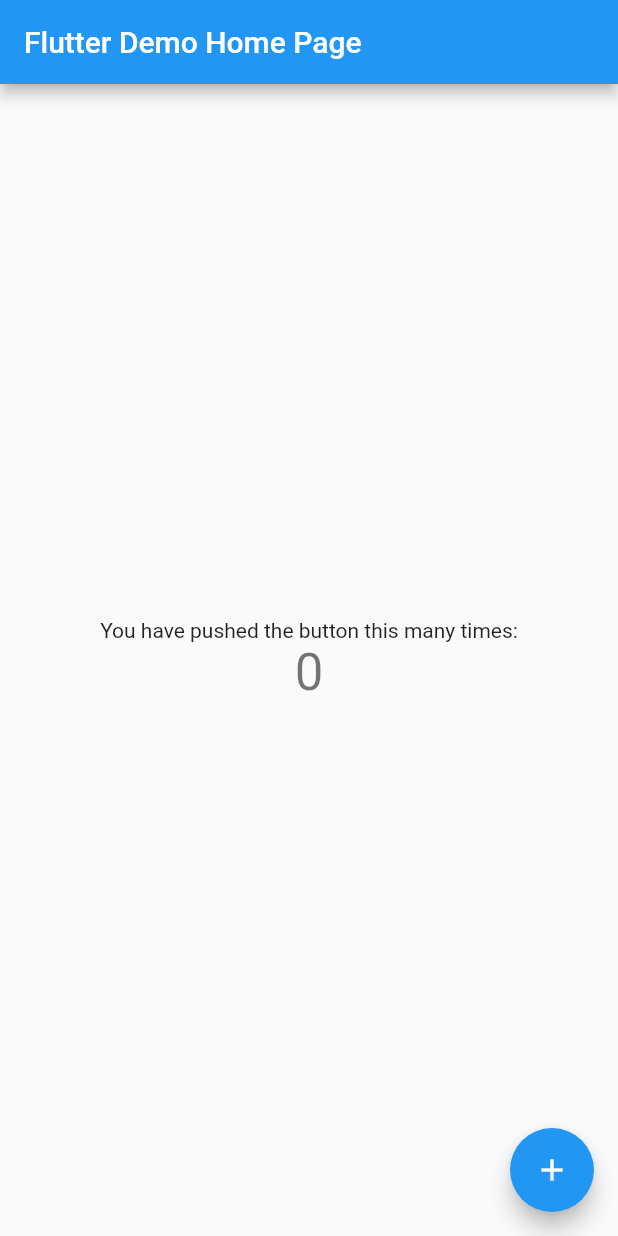
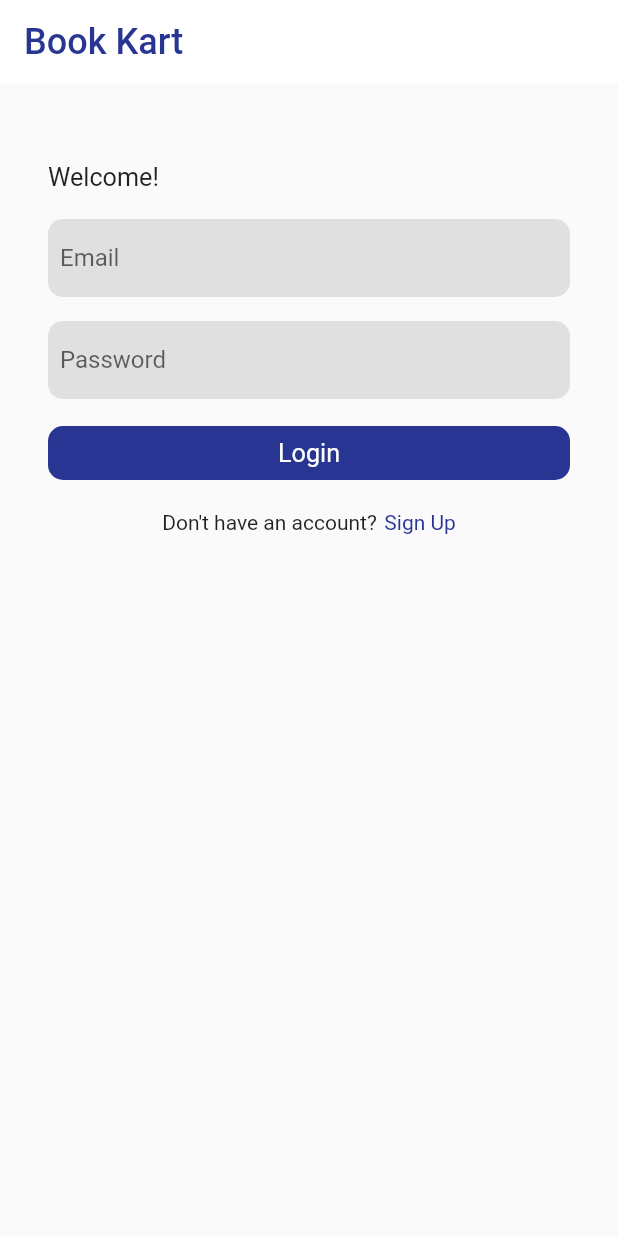
Before and after one commit to navdeep-stack/BookKart_Flutter, a Flutter app: the screen it shows after launch, on a phone screen of 412 x 824 dp. Run offline on Flutter 3.47's test engine with Material 2 defaults, Android fonts, the phone set to English and light mode, and no system bars; our stand-ins replace flutter_signin_button, get.

Commit message:
SignIn/SignUp UI Screen V1.

```diff
--- a/lib/main.dart
+++ b/lib/main.dart
@@ -1,115 +1,23 @@
+
+import 'package:bookkart_flutter/screens/splash_screen.dart';
 import 'package:flutter/material.dart';
+import 'package:get/route_manager.dart';
 
-void main() {
-  runApp(const MyApp());
-}
+void main() => runApp(const MyApp());
 
 class MyApp extends StatelessWidget {
   const MyApp({Key? key}) : super(key: key);
 
-  // This widget is the root of your application.
   @override
   Widget build(BuildContext context) {
-    return MaterialApp(
-      title: 'Flutter Demo',
+    return GetMaterialApp(
+      debugShowCheckedModeBanner: false,
+      title: 'Book Kart',
       theme: ThemeData(
-        // This is the theme of your application.
-        //
-        // Try running your application with "flutter run". You'll see the
-        // application has a blue toolbar. Then, without quitting the app, try
-        // changing the primarySwatch below to Colors.green and then invoke
-        // "hot reload" (press "r" in the console where you ran "flutter run",
-        // or simply save your changes to "hot reload" in a Flutter IDE).
-        // Notice that the counter didn't reset back to zero; the application
-        // is not restarted.
-        primarySwatch: Colors.blue,
+        primaryColor: Colors.indigo[800],
+        secondaryHeaderColor: Colors.grey,
       ),
-      home: const MyHomePage(title: 'Flutter Demo Home Page'),
+      home: const SplashScreen(),
     );
   }
 }
-
-class MyHomePage extends StatefulWidget {
-  const MyHomePage({Key? key, required this.title}) : super(key: key);
-
-  // This widget is the home page of your application. It is stateful, meaning
-  // that it has a State object (defined below) that contains fields that affect
-  // how it looks.
-
-  // This class is the configuration for the state. It holds the values (in this
-  // case the title) provided by the parent (in this case the App widget) and
-  // used by the build method of the State. Fields in a Widget subclass are
-  // always marked "final".
-
-  final String title;
-
-  @override
-  State<MyHomePage> createState() => _MyHomePageState();
-}
-
-class _MyHomePageState extends State<MyHomePage> {
-  int _counter = 0;
-
-  void _incrementCounter() {
-    setState(() {
-      // This call to setState tells the Flutter framework that something has
-      // changed in this State, which causes it to rerun the build method below
-      // so that the display can reflect the updated values. If we changed
-      // _counter without calling setState(), then the build method would not be
-      // called again, and so nothing would appear to happen.
-      _counter++;
-    });
-  }
-
-  @override
-  Widget build(BuildContext context) {
-    // This method is rerun every time setState is called, for instance as done
-    // by the _incrementCounter method above.
-    //
-    // The Flutter framework has been optimized to make rerunning build methods
-    // fast, so that you can just rebuild anything that needs updating rather
-    // than having to individually change instances of widgets.
-    return Scaffold(
-      appBar: AppBar(
-        // Here we take the value from the MyHomePage object that was created by
-        // the App.build method, and use it to set our appbar title.
-        title: Text(widget.title),
-      ),
-      body: Center(
-        // Center is a layout widget. It takes a single child and positions it
-        // in the middle of the parent.
-        child: Column(
-          // Column is also a layout widget. It takes a list of children and
-          // arranges them vertically. By default, it sizes itself to fit its
-          // children horizontally, and tries to be as tall as its parent.
-          //
-          // Invoke "debug painting" (press "p" in the console, choose the
-          // "Toggle Debug Paint" action from the Flutter Inspector in Android
-          // Studio, or the "Toggle Debug Paint" command in Visual Studio Code)
-          // to see the wireframe for each widget.
-          //
-          // Column has various properties to control how it sizes itself and
-          // how it positions its children. Here we use mainAxisAlignment to
-          // center the children vertically; the main axis here is the vertical
-          // axis because Columns are vertical (the cross axis would be
-          // horizontal).
-          mainAxisAlignment: MainAxisAlignment.center,
-          children: <Widget>[
-            const Text(
-              'You have pushed the button this many times:',
-            ),
-            Text(
-              '$_counter',
-              style: Theme.of(context).textTheme.headline4,
-            ),
-          ],
-        ),
-      ),
-      floatingActionButton: FloatingActionButton(
-        onPressed: _incrementCounter,
-        tooltip: 'Increment',
-        child: const Icon(Icons.add),
-      ), // This trailing comma makes auto-formatting nicer for build methods.
-    );
-  }
-}
--- /dev/null
+++ b/lib/screens/account_management/login_screen.dart
@@ -0,0 +1,75 @@
+import 'package:bookkart_flutter/screens/account_management/signup_screen.dart';
+import 'package:bookkart_flutter/widgets/common/custom_appbar.dart';
+import 'package:bookkart_flutter/widgets/common/custom_button.dart';
+import 'package:bookkart_flutter/widgets/common/custom_text_field.dart';
+import 'package:flutter/material.dart';
+import 'package:get/get.dart';
+
+
+class LoginScreen extends StatelessWidget {
+  const LoginScreen({Key? key}) : super(key: key);
+
+  @override
+  Widget build(BuildContext context) {
+    return Scaffold(
+      appBar: CustomAppBar.appBar(
+        showLogout: false,
+      ),
+      body: Padding(
+        padding: const EdgeInsets.all(32.0),
+        child: Column(
+          mainAxisAlignment: MainAxisAlignment.start,
+          crossAxisAlignment: CrossAxisAlignment.start,
+          children: [
+            const SizedBox(
+              height: 20,
+            ),
+            const Text(
+              "Welcome!",
+              textScaleFactor: 1.2,
+            ),
+            const SizedBox(
+              height: 10,
+            ),
+            const CustomFormField(hint: "Email"),
+            const CustomFormField(hint: "Password"),
+            const SizedBox(
+              height: 10,
+            ),
+            CustomButton(
+                title: "Login",
+                onPressed: () {
+                  Get.to(() => (""));
+                }),
+            const SizedBox(
+              height: 20,
+            ),
+            Row(
+              mainAxisAlignment: MainAxisAlignment.center,
+              crossAxisAlignment: CrossAxisAlignment.center,
+              children: [
+                const Text(
+                  "Don't have an account?",
+                ),
+                const SizedBox(
+                  width: 5,
+                ),
+                InkWell(
+                  onTap: () {
+                    Get.to(() => const SignUpScreen());
+                  },
+                  child: Text(
+                    "Sign Up",
+                    style: TextStyle(
+                      color: Theme.of(context).primaryColor,
+                    ),
+                  ),
+                ),
+              ],
+            )
+          ],
+        ),
+      ),
+    );
+  }
+}
--- /dev/null
+++ b/lib/widgets/common/custom_appbar.dart
@@ -0,0 +1,48 @@
+import 'package:bookkart_flutter/screens/account_management/login_screen.dart';
+import 'package:bookkart_flutter/screens/account_management/signup_form.dart';
+import 'package:flutter/material.dart';
+import 'package:get/get.dart';
+
+class CustomAppBar {
+  static appBar({
+    bool showAddButton = false,
+    bool showLogout = true,
+  }) {
+    return AppBar(
+      backgroundColor: Colors.white,
+      elevation: 0,
+      leading: showAddButton
+          ? IconButton(
+              onPressed: () {
+                Get.to(() => const SignUpForm());
+              },
+              icon: const Icon(Icons.add_circle, color: Colors.blue),
+            )
+          : null,
+      iconTheme: const IconThemeData(color: Colors.black),
+      title: Text(
+        "Book Kart",
+        style: TextStyle(
+          color: Theme.of(Get.context!).primaryColor,
+        ),
+        textScaleFactor: 1.2,
+      ),
+      actions: [
+        showLogout
+            ? InkWell(
+                onTap: () {
+                  Get.offAll(const LoginScreen());
+                },
+                child: const Padding(
+                  padding: EdgeInsets.all(8.0),
+                  child: Icon(
+                    Icons.logout,
+                    color: Colors.black,
+                  ),
+                ),
+              )
+            : const SizedBox(),
+      ],
+    );
+  }
+}
--- /dev/null
+++ b/lib/widgets/common/custom_button.dart
@@ -0,0 +1,38 @@
+import 'package:flutter/material.dart';
+import 'package:get/get.dart';
+
+class CustomButton extends StatelessWidget {
+  final String title;
+  final Function()? onPressed;
+  final Color? color;
+
+  const CustomButton(
+      {Key? key, required this.title, required this.onPressed, this.color})
+      : super(key: key);
+
+  @override
+  Widget build(BuildContext context) {
+    return InkWell(
+      onTap: onPressed,
+      child: Container(
+        decoration: BoxDecoration(
+          color: color ?? Theme.of(Get.context!).primaryColor,
+          borderRadius: BorderRadius.circular(10),
+        ),
+        constraints: const BoxConstraints(
+          minWidth: 80,
+        ),
+        child: Center(
+          child: Text(
+            title,
+            style: const TextStyle(
+              color: Colors.white,
+            ),
+            textScaleFactor: 1.2,
+          ),
+        ),
+        padding: const EdgeInsets.all(8),
+      ),
+    );
+  }
+}
--- /dev/null
+++ b/lib/widgets/common/custom_text_field.dart
@@ -0,0 +1,27 @@
+import 'package:flutter/material.dart';
+
+class CustomFormField extends StatelessWidget {
+  final String hint;
+  const CustomFormField({
+    Key? key,
+    required this.hint,
+  }) : super(key: key);
+
+  @override
+  Widget build(BuildContext context) {
+    return Container(
+      decoration: BoxDecoration(
+        color: Colors.grey[300],
+        borderRadius: BorderRadius.circular(10),
+      ),
+      padding: const EdgeInsets.only(top: 2, bottom: 2, left: 8, right: 8),
+      margin: const EdgeInsets.only(top: 8, bottom: 8),
+      child: TextFormField(
+        decoration: InputDecoration(
+          hintText: hint,
+          border: InputBorder.none,
+        ),
+      ),
+    );
+  }
+}
--- a/pubspec.yaml
+++ b/pubspec.yaml
@@ -29,6 +29,8 @@ environment:
 dependencies:
   flutter:
     sdk: flutter
+  flutter_signin_button: ^2.0.0
+  get: ^4.6.1
 
 
   # The following adds the Cupertino Icons font to your application.
```
Also changed, not shown: lib/screens/account_management/signup_form.dart (added, +79 -0 lines), lib/screens/account_management/signup_screen.dart (added, +83 -0 lines), lib/screens/splash_screen.dart (added, +37 -0 lines), pubspec.lock.
